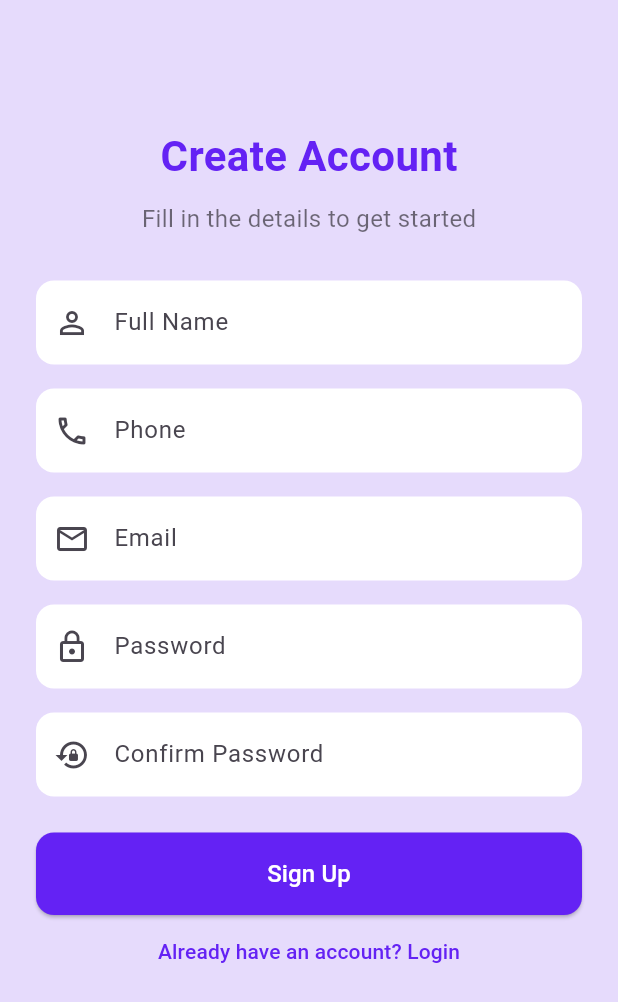
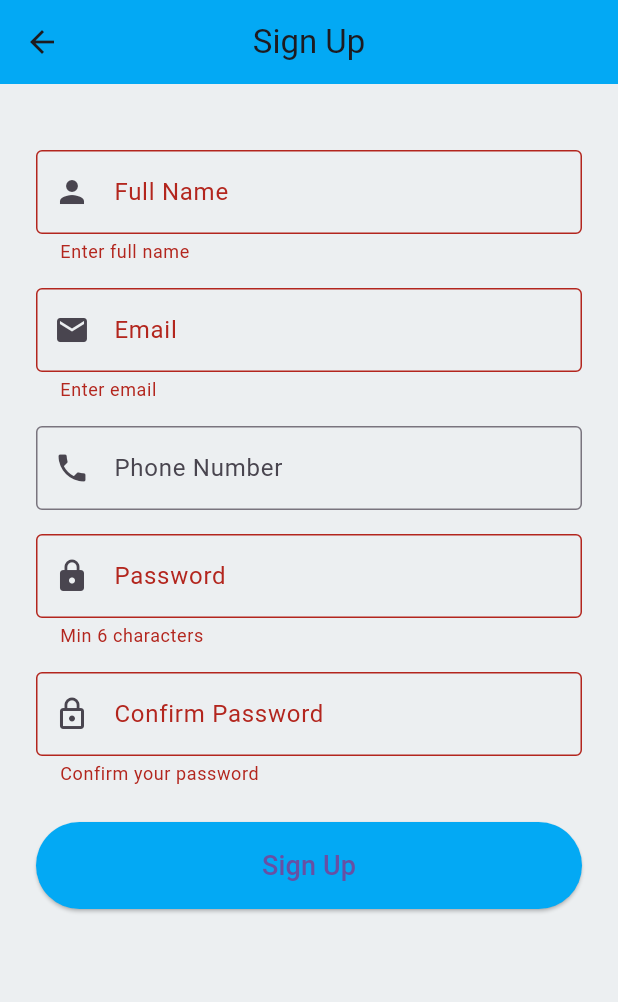
Before and after one commit to MierafA12/ChatApp, a Flutter app: the SignUpScreen screen opened directly, after a tap on "Sign Up", on a phone screen of 412 x 824 dp. Shown: the top 1002 px of the screen. Run offline on Flutter 3.47's test engine with Material 3 defaults, Android fonts, the phone set to English and light mode, and no system bars; our stand-ins replace cloud_firestore, firebase_auth, firebase_core; accounts and stored records are empty.

Commit message:
sign up integration with  fire base

```diff
--- a/lib/screens/auth/register.dart
+++ b/lib/screens/auth/register.dart
@@ -1,126 +1,135 @@
-import 'package:chat_app/screens/auth/login_screen.dart';
 import 'package:flutter/material.dart';
+import '../../services/auth_services.dart';
 
-class SignUpScreen extends StatelessWidget {
+class SignUpScreen extends StatefulWidget {
+  const SignUpScreen({super.key});
+
+  @override
+  State<SignUpScreen> createState() => _SignUpScreenState();
+}
+
+class _SignUpScreenState extends State<SignUpScreen> {
+  final _formKey = GlobalKey<FormState>();
+
   final TextEditingController fullNameController = TextEditingController();
+  final TextEditingController emailController = TextEditingController();
   final TextEditingController phoneController = TextEditingController();
-  final TextEditingController emailController = TextEditingController();
   final TextEditingController passwordController = TextEditingController();
   final TextEditingController confirmPasswordController = TextEditingController();
 
-  void signUpUser() {
-    // TODO: Implement sign-up logic
+  final AuthService authService = AuthService();
+
+  void handleSignup() async {
+    if (_formKey.currentState!.validate()) {
+      if (passwordController.text != confirmPasswordController.text) {
+        ScaffoldMessenger.of(context).showSnackBar(
+          const SnackBar(content: Text("Passwords do not match")),
+        );
+        return;
+      }
+
+      final user = await authService.signUp(
+        fullName: fullNameController.text.trim(),
+        email: emailController.text.trim(),
+        password: passwordController.text.trim(),
+      );
+
+      if (user != null) {
+        ScaffoldMessenger.of(context).showSnackBar(
+          const SnackBar(content: Text("Signup Successful")),
+        );
+        Navigator.pop(context); // Navigate to login or chat screen
+      } else {
+        ScaffoldMessenger.of(context).showSnackBar(
+          const SnackBar(content: Text("Signup Failed")),
+        );
+      }
+    }
   }
 
   @override
   Widget build(BuildContext context) {
     return Scaffold(
-      backgroundColor: Color(0xFFE6DBFC),
+      backgroundColor: Colors.blueGrey[50],
+      appBar: AppBar(
+        title: const Text("Sign Up"),
+        centerTitle: true,
+        backgroundColor: Colors.lightBlue,
+        elevation: 0,
+      ),
       body: SingleChildScrollView(
         padding: const EdgeInsets.all(24.0),
+        child: Form(
+          key: _formKey,
           child: Column(
-          crossAxisAlignment: CrossAxisAlignment.center,
             children: [
-            const SizedBox(height: 60),
-            Text(
-              "Create Account",
-              style: TextStyle(
-                fontSize: 28,
-                fontWeight: FontWeight.bold,
-                color: Color(0xFF6422F4),
+              const SizedBox(height: 20),
+              TextFormField(
+                controller: fullNameController,
+                decoration: const InputDecoration(
+                  labelText: "Full Name",
+                  prefixIcon: Icon(Icons.person),
+                  border: OutlineInputBorder(),
+                ),
+                validator: (value) => value!.isEmpty ? "Enter full name" : null,
+              ),
+              const SizedBox(height: 16),
+              TextFormField(
+                controller: emailController,
+                decoration: const InputDecoration(
+                  labelText: "Email",
+                  prefixIcon: Icon(Icons.email),
+                  border: OutlineInputBorder(),
+                ),
+                validator: (value) => value!.isEmpty ? "Enter email" : null,
+              ),
+              const SizedBox(height: 16),
+              TextFormField(
+                controller: phoneController,
+                decoration: const InputDecoration(
+                  labelText: "Phone Number",
+                  prefixIcon: Icon(Icons.phone),
+                  border: OutlineInputBorder(),
                 ),
               ),
-            const SizedBox(height: 10),
-            Text(
-              "Fill in the details to get started",
-              style: TextStyle(fontSize: 16, color: Colors.black54),
+              const SizedBox(height: 16),
+              TextFormField(
+                controller: passwordController,
+                obscureText: true,
+                decoration: const InputDecoration(
+                  labelText: "Password",
+                  prefixIcon: Icon(Icons.lock),
+                  border: OutlineInputBorder(),
                 ),
-            const SizedBox(height: 30),
-
-            // Full Name
-            TextField(
-              controller: fullNameController,
-              decoration: buildInputDecoration("Full Name", Icons.person_outline),
+                validator: (value) => value!.length < 6 ? "Min 6 characters" : null,
               ),
               const SizedBox(height: 16),
-
-            // Phone
-            TextField(
-              controller: phoneController,
-              keyboardType: TextInputType.phone,
-              decoration: buildInputDecoration("Phone", Icons.phone_outlined),
-            ),
-            const SizedBox(height: 16),
-
-            // Email
-            TextField(
-              controller: emailController,
-              keyboardType: TextInputType.emailAddress,
-              decoration: buildInputDecoration("Email", Icons.email_outlined),
-            ),
-            const SizedBox(height: 16),
-
-            // Password
-            TextField(
-              controller: passwordController,
-              obscureText: true,
-              decoration: buildInputDecoration("Password", Icons.lock_outline),
-            ),
-            const SizedBox(height: 16),
-
-            // Confirm Password
-            TextField(
+              TextFormField(
                 controller: confirmPasswordController,
                 obscureText: true,
-              decoration: buildInputDecoration("Confirm Password", Icons.lock_reset),
+                decoration: const InputDecoration(
+                  labelText: "Confirm Password",
+                  prefixIcon: Icon(Icons.lock_outline),
+                  border: OutlineInputBorder(),
+                ),
+                validator: (value) => value!.isEmpty ? "Confirm your password" : null,
               ),
               const SizedBox(height: 24),
-
-            // Sign Up Button
               SizedBox(
                 width: double.infinity,
                 child: ElevatedButton(
-                onPressed: signUpUser,
+                  onPressed: handleSignup,
                   style: ElevatedButton.styleFrom(
-                  padding: EdgeInsets.symmetric(vertical: 16),
-                  backgroundColor: Color(0xFF6422F4),
-                  foregroundColor: Colors.white,
-                  shape: RoundedRectangleBorder(
-                    borderRadius: BorderRadius.circular(12),
+                    padding: const EdgeInsets.symmetric(vertical: 16),
+                    backgroundColor: Colors.lightBlue,
+                  ),
+                  child: const Text("Sign Up", style: TextStyle(fontSize: 18)),
                 ),
               ),
-                child: Text("Sign Up", style: TextStyle(fontSize: 16)),
+            ],
           ),
-            ),
-            TextButton(
-              onPressed: () {
-                    Navigator.push(
-                      context,
-                      MaterialPageRoute(builder: (context) =>  LoginScreen()),
-                    );
-              },
-              child: Text(
-                "Already have an account? Login",
-                style: TextStyle(color: Color(0xFF6422F4)),
-              ),
-            ),
-            const SizedBox(height: 20),
-          ],
         ),
       ),
     );
   }
-
-  InputDecoration buildInputDecoration(String label, IconData icon) {
-    return InputDecoration(
-      labelText: label,
-      prefixIcon: Icon(icon),
-      filled: true,
-      fillColor: Colors.white,
-      border: OutlineInputBorder(
-        borderRadius: BorderRadius.circular(12),
-        borderSide: BorderSide.none,
-      ),
-    );
 }
-}
```
Lines whose indentation alone changed are shown as unchanged.
